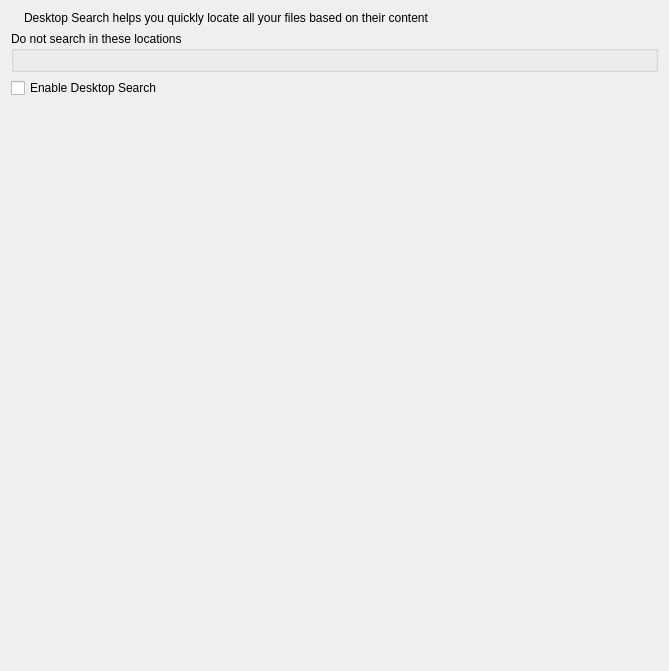
First picture: the form in kcms/baloo/configwidget.ui, repository Sonic-DE/sonic-desktop-interface, before the edit.
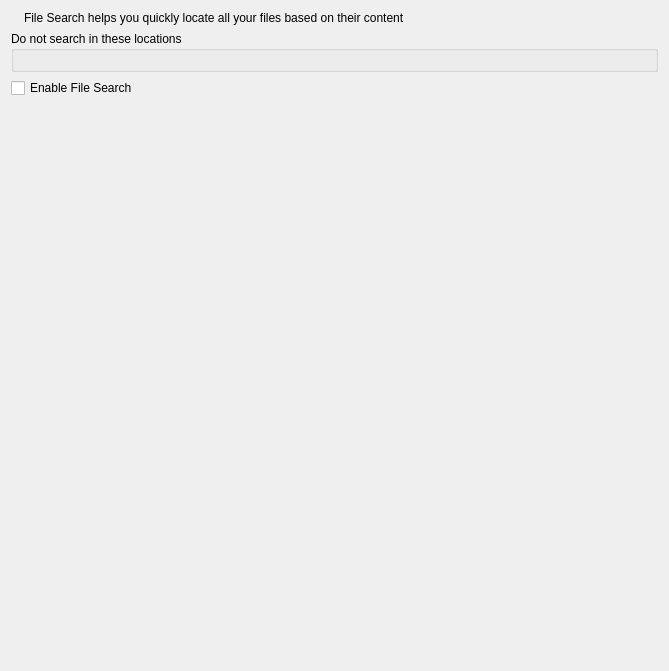
Second picture: the form after the edit. Custom widgets are drawn as their Qt base class.

Commit message:
Baloo KCM: "File Search" instead of "Desktop Search"
Baloo is just for searching through files. No point saying we are a
"Desktop Search" solution.

What changed in the file:
```diff
--- a/kcms/baloo/configwidget.ui
+++ b/kcms/baloo/configwidget.ui
@@ -30,7 +30,7 @@
         </sizepolicy>
        </property>
        <property name="text">
-        <string>Desktop Search helps you quickly locate all your files based on their content</string>
+        <string>File Search helps you quickly locate all your files based on their content</string>
        </property>
        <property name="wordWrap">
         <bool>true</bool>
@@ -57,7 +57,7 @@
    <item>
     <widget class="QCheckBox" name="m_enableCheckbox">
      <property name="text">
-      <string>Enable Desktop Search</string>
+      <string>Enable File Search</string>
      </property>
     </widget>
    </item>
```
The commit also changes 1 other file.
